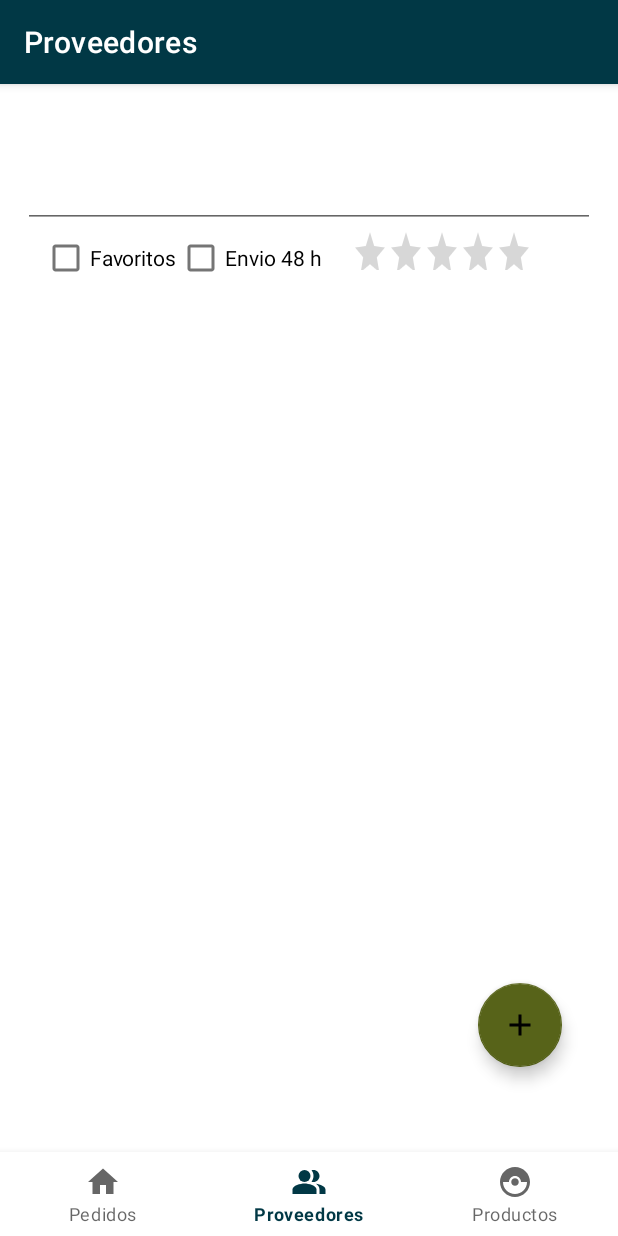
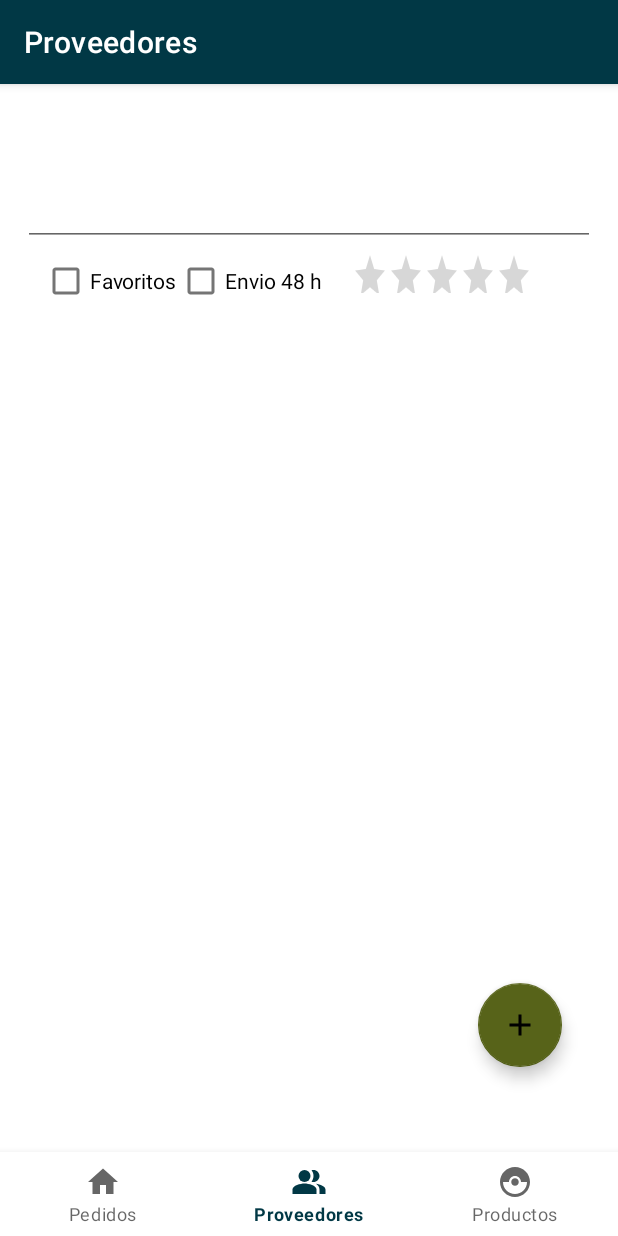
Before and after one commit to salvaHernandez/GESTORADE-PROYECTO-FINAL, an Android app: the ProveedorFragment screen opened through its navigation route, on a phone screen of 412 x 824 dp. Run offline under Robolectric (Android 15) with nearby library versions, the phone set to English and light mode, and no system bars; our stand-ins replace Firebase (no records; nobody signed in at launch, a user with empty details on screens opened directly), navigation-ui.

Commit message:
cmt vista proveedor terminada

```diff
--- a/app/src/main/res/layout/fragment_proveedor.xml
+++ b/app/src/main/res/layout/fragment_proveedor.xml
@@ -12,14 +12,14 @@
     <EditText
         android:id="@+id/etFilterProveedor"
         android:layout_width="0dp"
-        android:layout_height="40dp"
+        android:layout_height="wrap_content"
         android:layout_marginLeft="15dp"
         android:layout_marginRight="15dp"
         android:layout_marginBottom="40dp"
         android:imeOptions="actionDone"
         android:maxLines="1"
         android:singleLine="true"
-        app:layout_constraintBottom_toTopOf="@+id/chck2"
+        app:layout_constraintBottom_toTopOf="@+id/guideline2"
         app:layout_constraintEnd_toEndOf="parent"
         app:layout_constraintStart_toStartOf="parent"
         app:layout_constraintTop_toTopOf="parent" />
@@ -27,7 +27,7 @@
     <androidx.recyclerview.widget.RecyclerView
         android:id="@+id/recyclerProveedor"
         android:layout_width="0dp"
-        android:layout_height="650dp"
+        android:layout_height="0dp"
         app:layout_constraintBottom_toBottomOf="parent"
         app:layout_constraintEnd_toEndOf="parent"
         app:layout_constraintHorizontal_bias="0.0"
@@ -49,12 +49,12 @@
         app:layout_constraintTop_toTopOf="parent"
         app:layout_constraintVertical_bias="0.905" />
 
-
     <androidx.constraintlayout.widget.Guideline
         android:id="@+id/guideline2"
         android:layout_width="wrap_content"
         android:layout_height="wrap_content"
-        app:layout_constraintGuide_begin="80dp" />
+        app:layout_constraintGuide_percent="0.15"
+        android:orientation="horizontal"/>
 
 
     <CheckBox
@@ -92,4 +92,5 @@
         app:layout_constraintTop_toBottomOf="@+id/etFilterProveedor"/>
 
 
+
 </androidx.constraintlayout.widget.ConstraintLayout>
```
